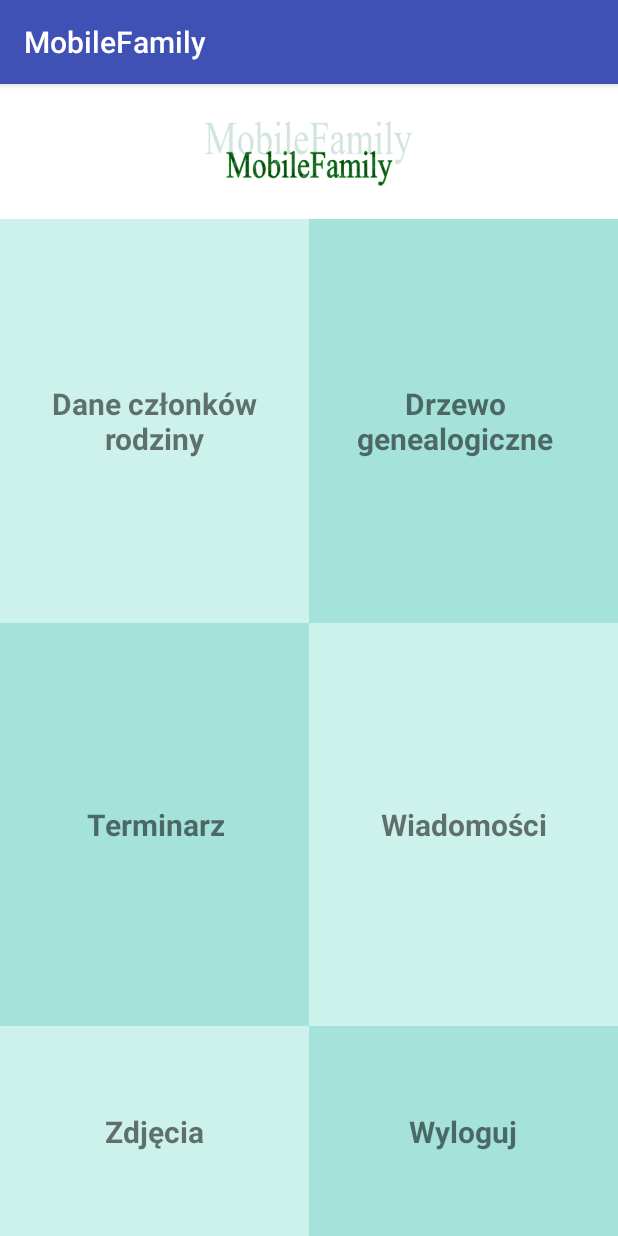
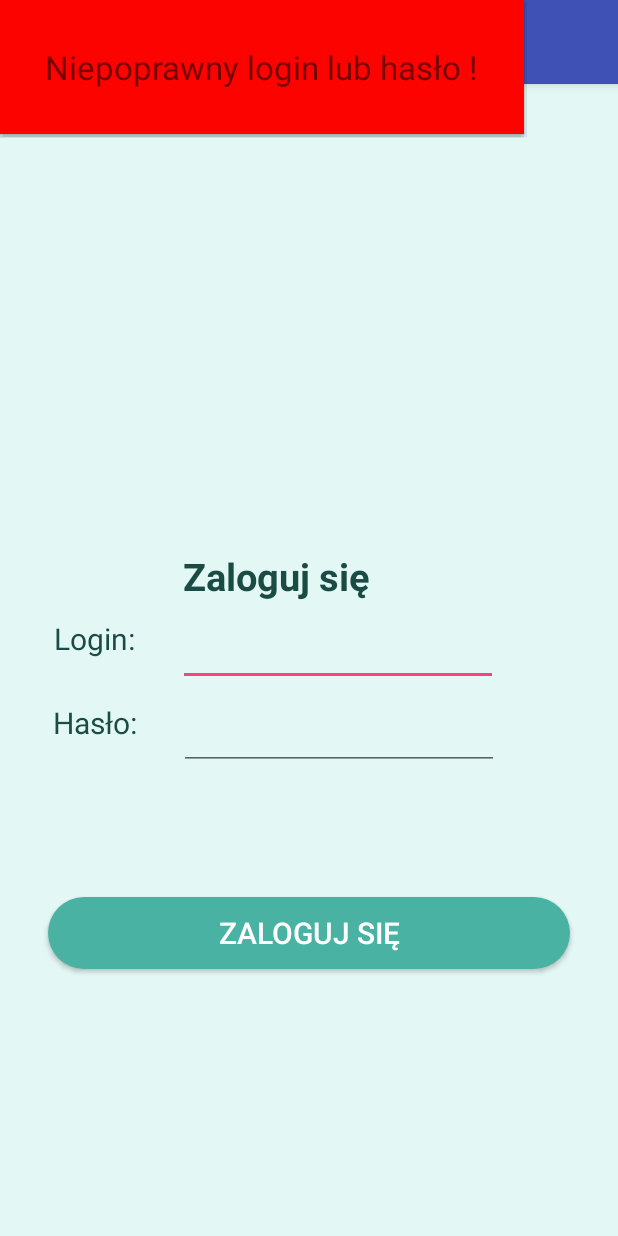
Before and after one commit to Kaatee/MobileFamily, an Android app: the screen it shows after launch (MenuActivity before the commit, LoginActivity after it), after a tap on "ZALOGUJ SIĘ", on a phone screen of 412 x 824 dp. Run offline under Robolectric (Android 15) with nearby library versions, the phone set to English and light mode, and no system bars.

Commit message:
Add pop-up and example mockito unit test class for login activity

```diff
--- a/app/build.gradle
+++ b/app/build.gradle
@@ -4,7 +4,7 @@ android {
     compileSdkVersion 26
     defaultConfig {
         applicationId "com.example.kasia.mobilefamily"
-        minSdkVersion 24
+        minSdkVersion 23
         targetSdkVersion 26
         versionCode 1
         versionName "1.0"
@@ -23,6 +23,7 @@ dependencies {
     implementation 'com.android.support:appcompat-v7:26.1.0'
     implementation 'com.android.support.constraint:constraint-layout:1.1.3'
     testImplementation 'junit:junit:4.12'
+    testImplementation 'org.mockito:mockito-core:1.10.19'
     androidTestImplementation 'com.android.support.test:runner:1.0.2'
     androidTestImplementation 'com.android.support.test.espresso:espresso-core:3.0.2'
     implementation 'com.android.support:recyclerview-v7:26.1.0'
--- a/app/src/main/AndroidManifest.xml
+++ b/app/src/main/AndroidManifest.xml
@@ -11,7 +11,7 @@
         android:roundIcon="@mipmap/ic_launcher_round"
         android:supportsRtl="true"
         android:theme="@style/AppTheme">
-        <activity android:name=".MainActivity">
+        <activity android:name=".LoginActivity">
             <intent-filter>
                 <action android:name="android.intent.action.MAIN" />
 
--- /dev/null
+++ b/app/src/main/java/com/example/kasia/mobilefamily/LoginActivity.java
@@ -0,0 +1,78 @@
+package com.example.kasia.mobilefamily;
+
+import android.content.Context;
+import android.content.Intent;
+import android.support.v4.app.NotificationCompat;
+import android.support.v7.app.AppCompatActivity;
+import android.os.Bundle;
+import android.view.Gravity;
+import android.view.LayoutInflater;
+import android.view.MotionEvent;
+import android.view.View;
+import android.widget.Button;
+import android.widget.EditText;
+import android.widget.LinearLayout;
+import android.widget.PopupWindow;
+
+public class LoginActivity extends AppCompatActivity {
+    PopupWindow popUp;
+    Context context=this;
+    @Override
+    protected void onCreate(Bundle savedInstanceState) {
+        super.onCreate(savedInstanceState);
+        setContentView(R.layout.activity_login);
+
+        Button loginButton = findViewById(R.id.button);
+        loginButton.setOnClickListener(new View.OnClickListener(){
+
+            @Override
+            public void onClick(View view) {
+                EditText userName=findViewById(R.id.edtUsername);
+                EditText password=findViewById(R.id.edtPassword);
+                if (validate(userName.getText().toString(),password.getText().toString()))
+                {
+                    openMenuActivity();
+                }
+                else {
+                    LayoutInflater inflater = (LayoutInflater) getSystemService(LAYOUT_INFLATER_SERVICE);
+                    View popupView = inflater.inflate(R.layout.popup_window, null);
+                    // create the popup window
+                    int width = LinearLayout.LayoutParams.WRAP_CONTENT;
+                    int height = LinearLayout.LayoutParams.WRAP_CONTENT;
+                    boolean focusable = true; // lets taps outside the popup also dismiss it
+                    final PopupWindow popupWindow = new PopupWindow(popupView, width, height, focusable);
+
+                    // show the popup window
+                    // which view you pass in doesn't matter, it is only used for the window tolken
+                    popupWindow.showAtLocation(view, Gravity.CENTER, 0, 0);
+                    // dismiss the popup window when touched
+                    popupView.setOnTouchListener(new View.OnTouchListener() {
+                        @Override
+                        public boolean onTouch(View v, MotionEvent event) {
+                            popupWindow.dismiss();
+                            return true;
+                        }
+                    });
+                }
+
+
+            }
+        });
+    }
+
+    public void openMenuActivity(){
+        Intent intent = new Intent(this, MenuActivity.class);
+        startActivity(intent);
+    }
+
+    public Boolean validate(String userName, String password)
+    {
+        if(userName.equals("user") && password.equals("user"))
+            return true;
+        else
+            return false;
+    }
+
+
+
+}
--- a/app/src/main/java/com/example/kasia/mobilefamily/MainActivity.java
+++ /dev/null
@@ -1,31 +0,0 @@
-package com.example.kasia.mobilefamily;
-
-import android.content.Intent;
-import android.support.v7.app.AppCompatActivity;
-import android.os.Bundle;
-import android.view.View;
-import android.widget.Button;
-
-public class MainActivity extends AppCompatActivity {
-
-    @Override
-    protected void onCreate(Bundle savedInstanceState) {
-        super.onCreate(savedInstanceState);
-        setContentView(R.layout.activity_main);
-
-        Button loginButton = findViewById(R.id.button);
-        loginButton.setOnClickListener(new View.OnClickListener(){
-
-            @Override
-            public void onClick(View view) {
-                openMenuActivity();
-            }
-        });
-    }
-
-    public void openMenuActivity(){
-        Intent intent = new Intent(this, MenuActivity.class);
-        startActivity(intent);
-    }
-
-}
--- a/app/src/main/java/com/example/kasia/mobilefamily/MenuActivity.java
+++ b/app/src/main/java/com/example/kasia/mobilefamily/MenuActivity.java
@@ -115,7 +115,7 @@ public class MenuActivity extends AppCompatActivity {
         catch(Exception e){
             e.printStackTrace();
         }
-        Intent intent = new Intent(this, MainActivity.class);
+        Intent intent = new Intent(this, LoginActivity.class);
         startActivity(intent);
     }
 }
--- a/app/src/main/res/layout/activity_main.xml
+++ b/app/src/main/res/layout/activity_login.xml
@@ -5,7 +5,7 @@
     android:layout_width="match_parent"
     android:layout_height="match_parent"
     android:background="@color/colorBackground"
-    tools:context="com.example.kasia.mobilefamily.MainActivity"
+    tools:context="com.example.kasia.mobilefamily.LoginActivity"
     tools:layout_editor_absoluteY="81dp">
 
 
@@ -90,13 +90,13 @@
                 android:textSize="20sp"
                 android:text="Login:"
                 android:textColor="@color/colorButtonsCorners"
-                app:layout_constraintEnd_toStartOf="@+id/editText"
+                app:layout_constraintEnd_toStartOf="@+id/edtUsername"
                 app:layout_constraintHorizontal_bias="0.5"
                 app:layout_constraintStart_toStartOf="parent"
                 tools:layout_editor_absoluteY="29dp" />
 
             <EditText
-                android:id="@+id/editText"
+                android:id="@+id/edtUsername"
                 android:layout_width="wrap_content"
                 android:layout_height="wrap_content"
                 android:ems="10"
@@ -125,13 +125,13 @@
                 android:textSize="20sp"
                 android:text="Hasło:"
                 android:textColor="@color/colorButtonsCorners"
-                app:layout_constraintEnd_toStartOf="@+id/editText2"
+                app:layout_constraintEnd_toStartOf="@+id/edtPassword"
                 app:layout_constraintHorizontal_bias="0.5"
                 app:layout_constraintStart_toStartOf="parent"
                 tools:layout_editor_absoluteY="29dp" />
 
             <EditText
-                android:id="@+id/editText2"
+                android:id="@+id/edtPassword"
                 android:layout_width="wrap_content"
                 android:layout_height="wrap_content"
                 android:ems="10"
--- /dev/null
+++ b/app/src/main/res/layout/popup_window.xml
@@ -0,0 +1,20 @@
+<?xml version="1.0" encoding="utf-8"?>
+<RelativeLayout
+    xmlns:android="http://schemas.android.com/apk/res/android"
+    android:layout_width="wrap_content"
+    android:layout_height="wrap_content"
+    android:background="#fc0300">
+
+    <TextView
+        android:layout_width="wrap_content"
+        android:layout_height="wrap_content"
+        android:layout_centerHorizontal="true"
+        android:layout_centerVertical="true"
+        android:layout_marginStart="30dp"
+        android:layout_marginTop="30dp"
+        android:layout_marginEnd="30dp"
+        android:layout_marginBottom="30dp"
+        android:text="Niepoprawny login lub hasło !"
+        android:textSize="22sp" />
+
+</RelativeLayout>
```
Also changed, not shown: 2 other files.
